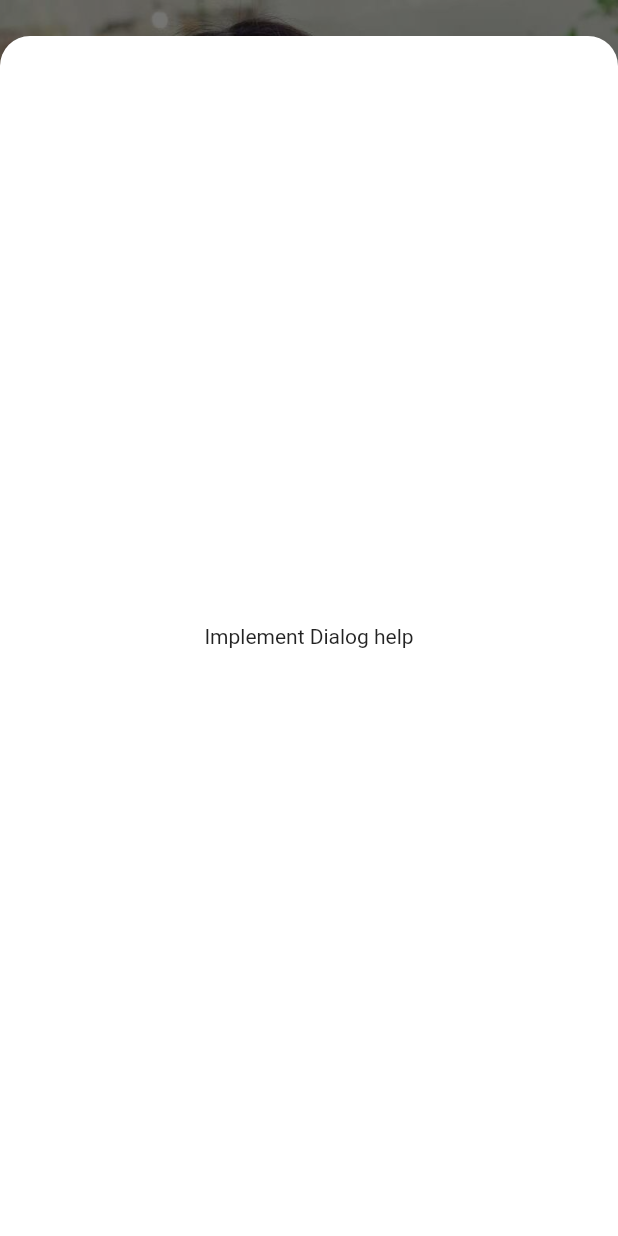
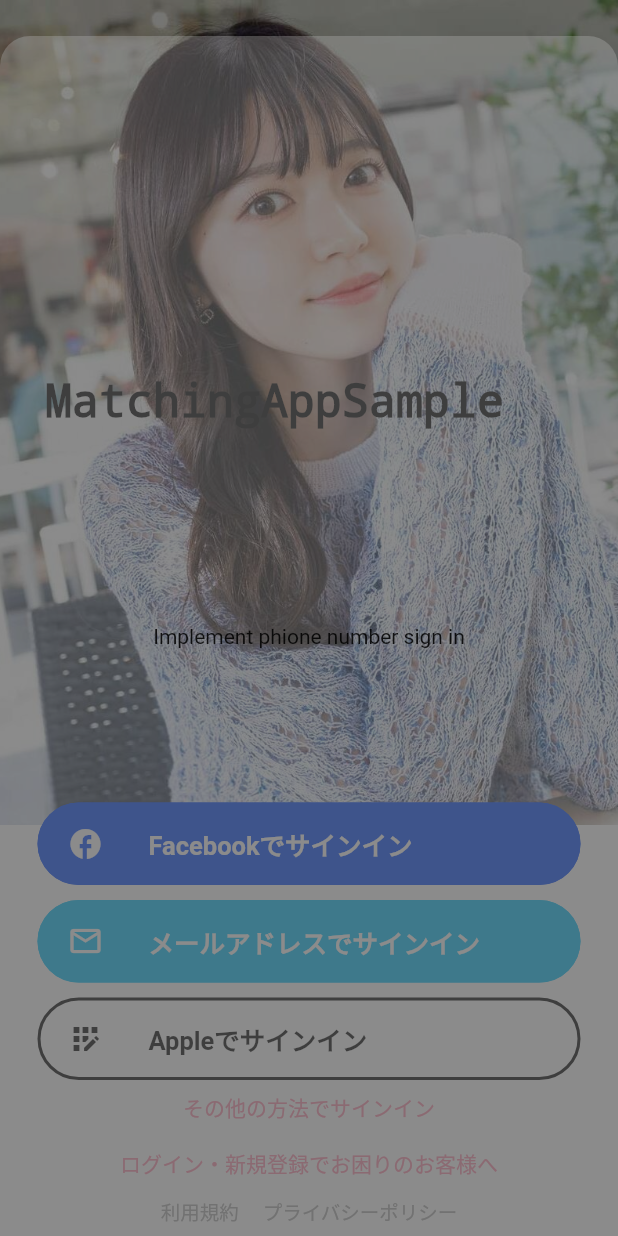
Before and after one commit to skmkuma/matching_app_sample, a Flutter app: the screen it shows after launch, after a tap on "ログイン・新規登録でお困りのお客様へ", on a phone screen of 412 x 824 dp. Run offline on Flutter 3.47's test engine with Material 2 defaults, Android fonts, the phone set to English and light mode, and no system bars.

Commit message:
modified textbutton

```diff
--- a/matchingapp_sample/lib/feature/toppage/presentation/pages/top_page.dart
+++ b/matchingapp_sample/lib/feature/toppage/presentation/pages/top_page.dart
@@ -44,6 +44,10 @@ class TopPage extends StatelessWidget {
         const Padding(
           padding: EdgeInsets.only(top: 720),
           child: SignInSupportButton(),
+        ),
+        const Padding(
+          padding: EdgeInsets.only(top: 790),
+          child: UsePrivacyPolicyButton(),
         )
       ],
     );
@@ -153,77 +157,102 @@ class SignInSupportButton extends StatelessWidget {
 
   @override
   Widget build(BuildContext context) {
-    List<Widget> _makeTextButton() {
-      const List<String> _text = [
-        'その他の方法でサインイン',
-        'ログイン・新規登録でお困りのお客様へ',
-      ];
-      List<TextButton> _list = [];
-      for (var i = 0; i < _text.length; i++) {
-        _list.add(TextButton(
+    TextButton _makeTextButton(text) {
+      return TextButton(
           style: const ButtonStyle(
               // padding: MaterialStateProperty.all(EdgeInsets.zero),
               // minimumSize: MaterialStateProperty.all(Size.zero),
               tapTargetSize: MaterialTapTargetSize.shrinkWrap),
           child: Text(
-              _text[i],
+            text,
             style: const TextStyle(
                 decoration: TextDecoration.none,
                 color: Color.fromARGB(255, 255, 144, 172),
                 fontSize: 14),
           ),
           onPressed: () {
-              showModalBottomSheet(
+            _showModalBottomSheet(context);
+          });
+    }
+
+    return Center(
+      child: Column(
+        children: [
+          _makeTextButton('その他の方法でサインイン'),
+          _makeTextButton('ログイン・新規登録でお困りのお客様へ'),
+        ],
+      ),
+    );
+  }
+
+  Future _showModalBottomSheet(context) {
+    return showModalBottomSheet(
         context: context,
         isScrollControlled: true,
-                  backgroundColor: Colors
-                      .transparent, // モーダル拝啓を透過させておくことでBorderRadiusの丸みが見える
+        backgroundColor:
+            Colors.transparent, // モーダル拝啓を透過させておくことでBorderRadiusの丸みが見える
         builder: (BuildContext context) {
           return Container(
             height: 800,
+            decoration: const BoxDecoration(
+                color: Color.fromARGB(88, 181, 181, 181),
+                borderRadius: BorderRadius.only(
+                    topLeft: Radius.circular(20),
+                    topRight: Radius.circular(20))),
+            child: const Center(child: Text('Implement phione number sign in')),
+          );
+        });
+  }
+}
+
+class UsePrivacyPolicyButton extends StatelessWidget {
+  const UsePrivacyPolicyButton({Key? key}) : super(key: key);
+
+  @override
+  Widget build(BuildContext context) {
+    TextButton _makeTextButton(text) {
+      return TextButton(
+          style: const ButtonStyle(
+              // padding: MaterialStateProperty.all(EdgeInsets.zero),
+              // minimumSize: MaterialStateProperty.all(Size.zero),
+              tapTargetSize: MaterialTapTargetSize.shrinkWrap),
+          child: Text(
+            text,
+            style: const TextStyle(
+                decoration: TextDecoration.none,
+                color: Color.fromARGB(255, 169, 169, 169),
+                fontSize: 13),
+          ),
+          onPressed: () {
+            _showModalBottomSheet(context);
+          });
+    }
+
+    return Row(
+      mainAxisAlignment: MainAxisAlignment.center,
+      children: <Widget>[
+        _makeTextButton('利用規約'),
+        _makeTextButton('プライバシーポリシー'),
+      ],
+    );
+  }
+
+  Future _showModalBottomSheet(context) {
+    return showModalBottomSheet(
+        context: context,
+        isScrollControlled: true,
+        backgroundColor:
+            Colors.transparent, // モーダルを透過させておくことでBorderRadiusの丸みが見える
+        builder: (BuildContext context) {
+          return Container(
             decoration: const BoxDecoration(
                 color: Color.fromARGB(255, 255, 255, 255),
                 borderRadius: BorderRadius.only(
                     topLeft: Radius.circular(20),
                     topRight: Radius.circular(20))),
-                      child: (i == 0)
-                          ? const Center(
-                              child: Text('Implement phione number sign in'))
-                          : const Center(child: Text('Implement Dialog help')),
+            child: const Center(child: Text('Implement phione number sign in')),
           );
         });
-            }));
-      }
-      return _list;
-    }
-
-    return Column(
-      children: [
-        _makeTextButton()[0],
-        _makeTextButton()[1],
-        SpaceBox.height(10),
-        Row(
-          mainAxisAlignment: MainAxisAlignment.center,
-          children: <Widget>[
-            const Text(
-              '利用規約',
-              style: TextStyle(
-                  decoration: TextDecoration.none,
-                  color: Color.fromARGB(255, 169, 169, 169),
-                  fontSize: 13),
-            ),
-            SpaceBox.width(20),
-            const Text(
-              'プライバシーポリシー',
-              style: TextStyle(
-                  decoration: TextDecoration.none,
-                  color: Color.fromARGB(255, 169, 169, 169),
-                  fontSize: 13),
-            )
-          ],
-        ),
-      ],
-    );
   }
 }
 
```
Also changed, not shown: matchingapp_sample/pubspec.lock. Lines whose indentation alone changed are shown as unchanged.
